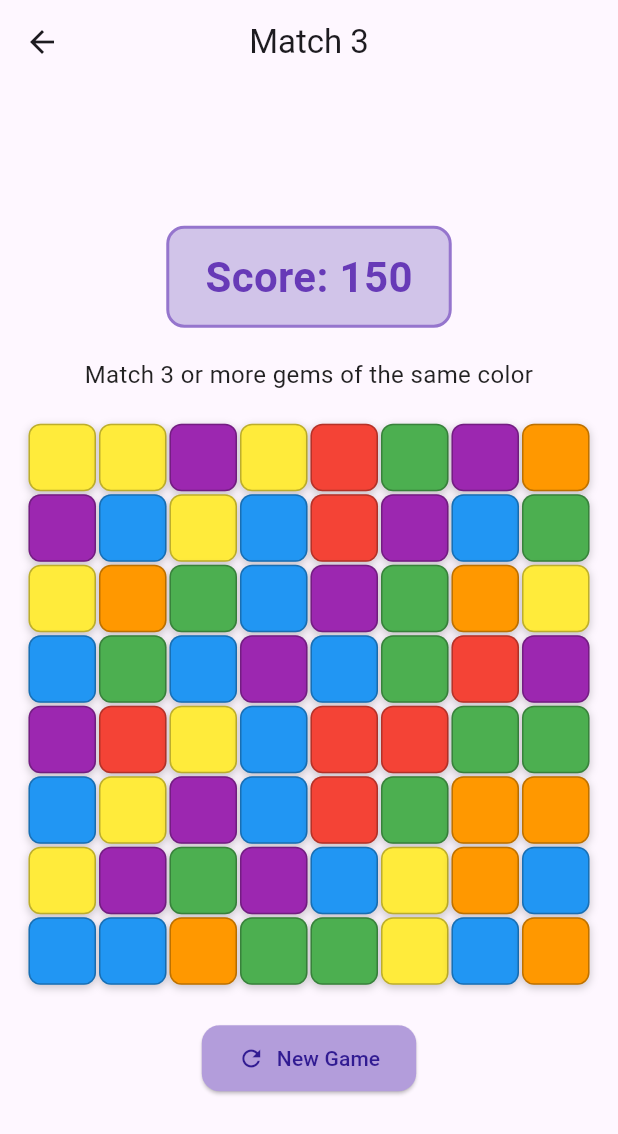
After one commit to HungvNguyenn/cs4750_final_project, a Flutter app: the screen it shows after launch, after a tap on "Match 3", on a phone screen of 412 x 824 dp. The commit adds this screen. Shown: the top 1134 px of the screen. Run offline on Flutter 3.47's test engine with Material 3 defaults, Android fonts, the light colour scheme and no system bars.

Commit message:
added match 3

```diff
--- /dev/null
+++ b/lib/match3/match3_board.dart
@@ -0,0 +1,94 @@
+// lib/match3/match3_board.dart
+import 'package:flutter/material.dart';
+import 'match3_controller.dart';
+
+class Match3Board extends StatelessWidget {
+  final Match3Controller controller;
+  final void Function(int row, int col) onGemTap;
+
+  const Match3Board({
+    super.key,
+    required this.controller,
+    required this.onGemTap,
+  });
+
+  Color _getGemColor(GemType type) {
+    switch (type) {
+      case GemType.red:
+        return Colors.red;
+      case GemType.blue:
+        return Colors.blue;
+      case GemType.green:
+        return Colors.green;
+      case GemType.yellow:
+        return Colors.yellow;
+      case GemType.purple:
+        return Colors.purple;
+      case GemType.orange:
+        return Colors.orange;
+    }
+  }
+
+  @override
+  Widget build(BuildContext context) {
+    const double cellSize = 45.0;
+    const double spacing = 2.0;
+
+    return Center(
+      child: Column(
+        mainAxisSize: MainAxisSize.min,
+        children: List.generate(Match3Controller.rows, (row) {
+          return Row(
+            mainAxisSize: MainAxisSize.min,
+            children: List.generate(Match3Controller.cols, (col) {
+              final gem = controller.grid[row][col];
+              final isSelected = controller.selectedRow == row &&
+                  controller.selectedCol == col;
+
+              if (gem == null) {
+                return SizedBox(
+                  width: cellSize + spacing,
+                  height: cellSize + spacing,
+                );
+              }
+
+              return Padding(
+                padding: const EdgeInsets.all(spacing / 2),
+                child: GestureDetector(
+                  onTap: () => onGemTap(row, col),
+                  child: AnimatedContainer(
+                    duration: const Duration(milliseconds: 150),
+                    width: cellSize,
+                    height: cellSize,
+                    decoration: BoxDecoration(
+                      color: _getGemColor(gem.type),
+                      borderRadius: BorderRadius.circular(8),
+                      border: Border.all(
+                        color: isSelected ? Colors.white : Colors.black26,
+                        width: isSelected ? 3 : 1,
+                      ),
+                      boxShadow: [
+                        BoxShadow(
+                          color: Colors.black.withOpacity(0.2),
+                          blurRadius: 4,
+                          offset: const Offset(0, 2),
+                        ),
+                      ],
+                    ),
+                    child: gem.isMatched
+                        ? const Icon(
+                      Icons.star,
+                      color: Colors.white,
+                      size: 20,
+                    )
+                        : null,
+                  ),
+                ),
+              );
+            }),
+          );
+        }),
+      ),
+    );
+  }
+}
--- /dev/null
+++ b/lib/match3/match3_controller.dart
@@ -0,0 +1,240 @@
+// lib/match3/match3_controller.dart
+import 'package:flutter/foundation.dart';
+import 'dart:math';
+
+enum GemType {
+  red,
+  blue,
+  green,
+  yellow,
+  purple,
+  orange,
+}
+
+class Gem {
+  GemType type;
+  bool isMatched;
+
+  Gem(this.type) : isMatched = false;
+}
+
+class Match3Controller extends ChangeNotifier {
+  static const int rows = 8;
+  static const int cols = 8;
+
+  late List<List<Gem?>> grid;
+  int score = 0;
+  int? selectedRow;
+  int? selectedCol;
+
+  final Random _random = Random();
+
+  Match3Controller() {
+    _initializeGrid();
+  }
+
+  void _initializeGrid() {
+    grid = List.generate(
+      rows,
+          (row) => List.generate(
+        cols,
+            (col) => Gem(_randomGemType()),
+      ),
+    );
+
+    // Remove initial matches
+    while (_findAndMarkMatches()) {
+      _removeMatchedGems();
+      _applyGravity();
+      _fillEmptySpaces();
+    }
+
+    notifyListeners();
+  }
+
+  GemType _randomGemType() {
+    return GemType.values[_random.nextInt(GemType.values.length)];
+  }
+
+  void selectGem(int row, int col) {
+    if (selectedRow == null && selectedCol == null) {
+      // First selection
+      selectedRow = row;
+      selectedCol = col;
+    } else {
+      // Second selection - check if adjacent
+      if (_isAdjacent(selectedRow!, selectedCol!, row, col)) {
+        _swapGems(selectedRow!, selectedCol!, row, col);
+
+        if (_findAndMarkMatches()) {
+          // Valid move
+          _processMatches();
+          selectedRow = null;
+          selectedCol = null;
+        } else {
+          // Invalid move - swap back
+          _swapGems(selectedRow!, selectedCol!, row, col);
+          selectedRow = null;
+          selectedCol = null;
+        }
+      } else {
+        // Not adjacent - select new gem
+        selectedRow = row;
+        selectedCol = col;
+      }
+    }
+
+    notifyListeners();
+  }
+
+  bool _isAdjacent(int row1, int col1, int row2, int col2) {
+    int rowDiff = (row1 - row2).abs();
+    int colDiff = (col1 - col2).abs();
+
+    return (rowDiff == 1 && colDiff == 0) || (rowDiff == 0 && colDiff == 1);
+  }
+
+  void _swapGems(int row1, int col1, int row2, int col2) {
+    Gem? temp = grid[row1][col1];
+    grid[row1][col1] = grid[row2][col2];
+    grid[row2][col2] = temp;
+  }
+
+  bool _findAndMarkMatches() {
+    bool foundMatches = false;
+
+    // Reset all matched flags
+    for (int row = 0; row < rows; row++) {
+      for (int col = 0; col < cols; col++) {
+        if (grid[row][col] != null) {
+          grid[row][col]!.isMatched = false;
+        }
+      }
+    }
+
+    // Check horizontal matches
+    for (int row = 0; row < rows; row++) {
+      for (int col = 0; col < cols - 2; col++) {
+        if (grid[row][col] != null &&
+            grid[row][col + 1] != null &&
+            grid[row][col + 2] != null) {
+          GemType type = grid[row][col]!.type;
+
+          if (grid[row][col + 1]!.type == type &&
+              grid[row][col + 2]!.type == type) {
+            // Mark as matched
+            grid[row][col]!.isMatched = true;
+            grid[row][col + 1]!.isMatched = true;
+            grid[row][col + 2]!.isMatched = true;
+            foundMatches = true;
+
+            // Check for longer matches
+            int extraCol = col + 3;
+            while (extraCol < cols &&
+                grid[row][extraCol] != null &&
+                grid[row][extraCol]!.type == type) {
+              grid[row][extraCol]!.isMatched = true;
+              extraCol++;
+            }
+          }
+        }
+      }
+    }
+
+    // Check vertical matches
+    for (int col = 0; col < cols; col++) {
+      for (int row = 0; row < rows - 2; row++) {
+        if (grid[row][col] != null &&
+            grid[row + 1][col] != null &&
+            grid[row + 2][col] != null) {
+          GemType type = grid[row][col]!.type;
+
+          if (grid[row + 1][col]!.type == type &&
+              grid[row + 2][col]!.type == type) {
+            // Mark as matched
+            grid[row][col]!.isMatched = true;
+            grid[row + 1][col]!.isMatched = true;
+            grid[row + 2][col]!.isMatched = true;
+            foundMatches = true;
+
+            // Check for longer matches
+            int extraRow = row + 3;
+            while (extraRow < rows &&
+                grid[extraRow][col] != null &&
+                grid[extraRow][col]!.type == type) {
+              grid[extraRow][col]!.isMatched = true;
+              extraRow++;
+            }
+          }
+        }
+      }
+    }
+
+    return foundMatches;
+  }
+
+  void _processMatches() {
+    _removeMatchedGems();
+    _applyGravity();
+    _fillEmptySpaces();
+
+    // Check for chain reactions
+    if (_findAndMarkMatches()) {
+      Future.delayed(const Duration(milliseconds: 300), () {
+        _processMatches();
+      });
+    }
+  }
+
+  void _removeMatchedGems() {
+    int gemsRemoved = 0;
+
+    for (int row = 0; row < rows; row++) {
+      for (int col = 0; col < cols; col++) {
+        if (grid[row][col] != null && grid[row][col]!.isMatched) {
+          grid[row][col] = null;
+          gemsRemoved++;
+        }
+      }
+    }
+
+    score += gemsRemoved * 10;
+    notifyListeners();
+  }
+
+  void _applyGravity() {
+    for (int col = 0; col < cols; col++) {
+      // Start from bottom and move up
+      int writeRow = rows - 1;
+
+      for (int row = rows - 1; row >= 0; row--) {
+        if (grid[row][col] != null) {
+          if (row != writeRow) {
+            grid[writeRow][col] = grid[row][col];
+            grid[row][col] = null;
+          }
+          writeRow--;
+        }
+      }
+    }
+  }
+
+  void _fillEmptySpaces() {
+    for (int row = 0; row < rows; row++) {
+      for (int col = 0; col < cols; col++) {
+        if (grid[row][col] == null) {
+          grid[row][col] = Gem(_randomGemType());
+        }
+      }
+    }
+
+    notifyListeners();
+  }
+
+  void resetGame() {
+    score = 0;
+    selectedRow = null;
+    selectedCol = null;
+    _initializeGrid();
+  }
+}
--- /dev/null
+++ b/lib/match3/match3_page.dart
@@ -0,0 +1,130 @@
+// lib/match3/match3_page.dart
+import 'package:flutter/material.dart';
+import 'match3_controller.dart';
+import 'match3_board.dart';
+
+class Match3Page extends StatefulWidget {
+  const Match3Page({super.key});
+
+  @override
+  State<Match3Page> createState() => _Match3PageState();
+}
+
+class _Match3PageState extends State<Match3Page> {
+  late Match3Controller controller;
+
+  @override
+  void initState() {
+    super.initState();
+    controller = Match3Controller();
+    controller.addListener(_onControllerChanged);
+  }
+
+  void _onControllerChanged() {
+    setState(() {});
+  }
+
+  @override
+  void dispose() {
+    controller.removeListener(_onControllerChanged);
+    controller.dispose();
+    super.dispose();
+  }
+
+  void _handleGemTap(int row, int col) {
+    controller.selectGem(row, col);
+  }
+
+  @override
+  Widget build(BuildContext context) {
+    return Scaffold(
+      appBar: AppBar(
+        title: const Text('Match 3'),
+        centerTitle: true,
+      ),
+      body: Center(
+        child: SingleChildScrollView(
+          child: Column(
+            mainAxisAlignment: MainAxisAlignment.center,
+            children: [
+              const SizedBox(height: 20),
+
+              // Score display
+              Container(
+                padding: const EdgeInsets.symmetric(
+                  horizontal: 24,
+                  vertical: 12,
+                ),
+                decoration: BoxDecoration(
+                  color: Colors.deepPurple.shade100,
+                  borderRadius: BorderRadius.circular(12),
+                  border: Border.all(
+                    color: Colors.deepPurple.shade300,
+                    width: 2,
+                  ),
+                ),
+                child: Text(
+                  'Score: ${controller.score}',
+                  style: const TextStyle(
+                    fontSize: 28,
+                    fontWeight: FontWeight.bold,
+                    color: Colors.deepPurple,
+                  ),
+                ),
+              ),
+
+              const SizedBox(height: 20),
+
+              // Instructions
+              const Padding(
+                padding: EdgeInsets.symmetric(horizontal: 20),
+                child: Text(
+                  'Match 3 or more gems of the same color',
+                  textAlign: TextAlign.center,
+                  style: TextStyle(
+                    fontSize: 16,
+                    color: Colors.black87,
+                  ),
+                ),
+              ),
+
+              const SizedBox(height: 20),
+
+              // Game board
+              Match3Board(
+                controller: controller,
+                onGemTap: _handleGemTap,
+              ),
+
+              const SizedBox(height: 24),
+
+              // Reset button
+              ElevatedButton.icon(
+                onPressed: () {
+                  setState(() {
+                    controller.resetGame();
+                  });
+                },
+                icon: const Icon(Icons.refresh),
+                label: const Text('New Game'),
+                style: ElevatedButton.styleFrom(
+                  padding: const EdgeInsets.symmetric(
+                    horizontal: 24,
+                    vertical: 12,
+                  ),
+                  backgroundColor: Colors.deepPurple.shade200,
+                  foregroundColor: Colors.deepPurple.shade900,
+                  shape: RoundedRectangleBorder(
+                    borderRadius: BorderRadius.circular(12),
+                  ),
+                ),
+              ),
+
+              const SizedBox(height: 20),
+            ],
+          ),
+        ),
+      ),
+    );
+  }
+}
--- a/lib/pages/main_menu_page.dart
+++ b/lib/pages/main_menu_page.dart
@@ -1,4 +1,5 @@
 import 'package:flutter/material.dart';
+import 'package:puzzle_game/match3/match3_page.dart';
 import 'package:puzzle_game/sudoku/sudoku_game_page.dart';
 import 'package:puzzle_game/word_search/word_search_page.dart';
 import 'package:puzzle_game/grid_puzzle/grid_puzzle_page.dart';
@@ -13,6 +14,7 @@ class MainMenuPage extends StatelessWidget {
       'Sudoku',
       'Word Search',
       'Grid Puzzle',
+      'Match 3',
     ];
 
     return Scaffold(
@@ -57,6 +59,14 @@ class MainMenuPage extends StatelessWidget {
                     );
                     return;
                   }
+
+                  if (title == 'Match 3') {
+                    Navigator.push(
+                      context,
+                      MaterialPageRoute(builder: (_) => const Match3Page()),
+                    );
+                    return;
+                  }
                 },
                 child: Text(
                   title,
```
Also changed, not shown: pubspec.lock.
